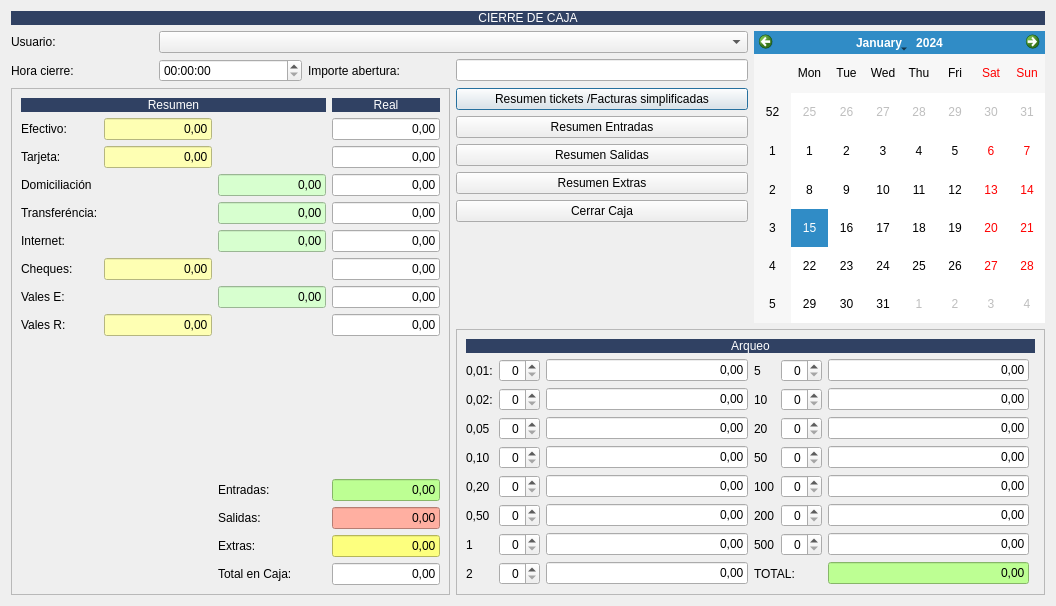
The window that TPV/frmcierrecaja.ui (arcnexus/RedFoX) describes before a commit, drawn with Qt 5.
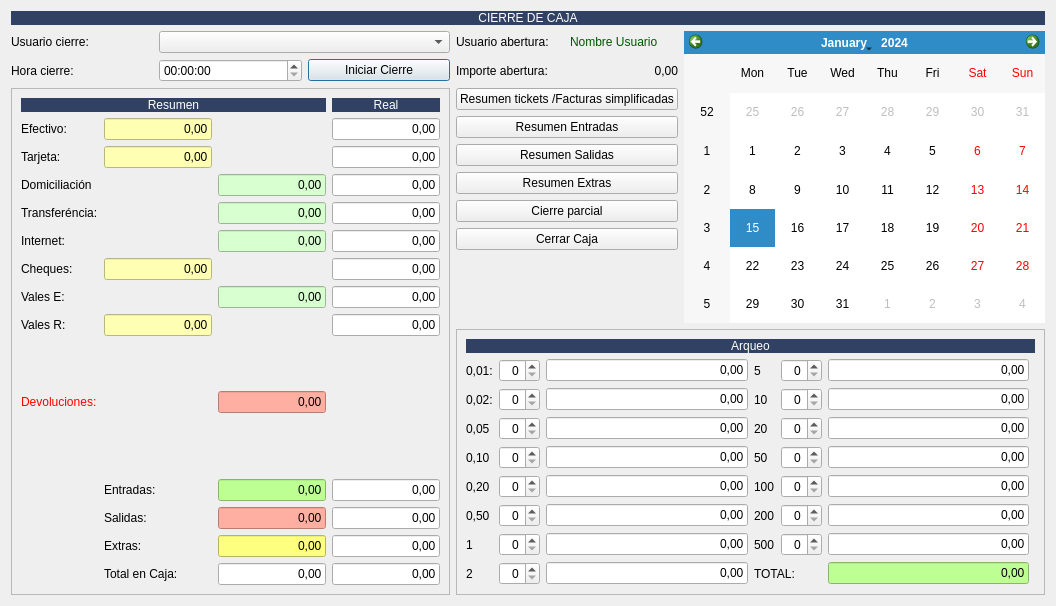
The same window after the commit. Icons and pictures are not drawn.

Patch:
```diff
--- a/TPV/frmcierrecaja.ui
+++ b/TPV/frmcierrecaja.ui
@@ -18,54 +18,17 @@
     <normaloff>:/Icons/PNG/redfox.png</normaloff>:/Icons/PNG/redfox.png</iconset>
   </property>
   <layout class="QGridLayout" name="gridLayout_4">
-   <item row="1" column="4" rowspan="8">
+   <item row="2" column="5" rowspan="9">
     <widget class="QCalendarWidget" name="calendarWidget"/>
    </item>
-   <item row="3" column="3">
-    <widget class="QPushButton" name="pushButton">
-     <property name="text">
-      <string>Resumen tickets /Facturas simplificadas</string>
-     </property>
-     <property name="icon">
-      <iconset resource="../maya.qrc">
-       <normaloff>:/Icons/PNG/impresora2.png</normaloff>:/Icons/PNG/impresora2.png</iconset>
-     </property>
-     <property name="iconSize">
-      <size>
-       <width>24</width>
-       <height>24</height>
-      </size>
-     </property>
-    </widget>
-   </item>
-   <item row="1" column="0">
+   <item row="2" column="0">
     <widget class="QLabel" name="label_2">
      <property name="text">
-      <string>Usuario:</string>
+      <string>Usuario cierre:</string>
      </property>
     </widget>
    </item>
-   <item row="7" column="3">
-    <widget class="QPushButton" name="pushButton_2">
-     <property name="text">
-      <string>Cerrar Caja</string>
-     </property>
-     <property name="icon">
-      <iconset resource="../maya.qrc">
-       <normaloff>:/Icons/PNG/cierecaja.png</normaloff>:/Icons/PNG/cierecaja.png</iconset>
-     </property>
-     <property name="iconSize">
-      <size>
-       <width>24</width>
-       <height>24</height>
-      </size>
-     </property>
-    </widget>
-   </item>
-   <item row="2" column="3">
-    <widget class="QLineEdit" name="lineEdit"/>
-   </item>
-   <item row="0" column="0" colspan="5">
+   <item row="0" column="0" colspan="6">
     <widget class="QLabel" name="label">
      <property name="styleSheet">
       <string notr="true">background-color: #304163;
@@ -79,44 +42,17 @@
      </property>
     </widget>
    </item>
-   <item row="1" column="1" colspan="3">
-    <widget class="QComboBox" name="comboBox"/>
+   <item row="3" column="1">
+    <widget class="QTimeEdit" name="txtFecha_cierre"/>
    </item>
-   <item row="2" column="1">
-    <widget class="QTimeEdit" name="timeEdit"/>
-   </item>
-   <item row="2" column="2">
-    <widget class="QLabel" name="label_4">
-     <property name="text">
-      <string>Importe abertura:</string>
-     </property>
-    </widget>
-   </item>
-   <item row="5" column="3">
-    <widget class="QPushButton" name="pushButton_4">
-     <property name="text">
-      <string>Resumen Salidas</string>
-     </property>
-     <property name="icon">
-      <iconset resource="../maya.qrc">
-       <normaloff>:/Icons/PNG/Previous.png</normaloff>:/Icons/PNG/Previous.png</iconset>
-     </property>
-     <property name="iconSize">
-      <size>
-       <width>24</width>
-       <height>24</height>
-      </size>
-     </property>
-    </widget>
-   </item>
-   <item row="2" column="0">
+   <item row="3" column="0">
     <widget class="QLabel" name="label_3">
      <property name="text">
       <string>Hora cierre:</string>
      </property>
     </widget>
    </item>
-   <item row="8" column="3">
+   <item row="10" column="4">
     <spacer name="verticalSpacer_2">
      <property name="orientation">
       <enum>Qt::Vertical</enum>
@@ -129,24 +65,17 @@
      </property>
     </spacer>
    </item>
-   <item row="4" column="3">
-    <widget class="QPushButton" name="pushButton_3">
+   <item row="3" column="4">
+    <widget class="QLabel" name="label_40">
      <property name="text">
-      <string>Resumen Entradas</string>
+      <string>0,00</string>
      </property>
-     <property name="icon">
-      <iconset resource="../maya.qrc">
-       <normaloff>:/Icons/PNG/Next.png</normaloff>:/Icons/PNG/Next.png</iconset>
-     </property>
-     <property name="iconSize">
-      <size>
-       <width>24</width>
-       <height>24</height>
-      </size>
+     <property name="alignment">
+      <set>Qt::AlignRight|Qt::AlignTrailing|Qt::AlignVCenter</set>
      </property>
     </widget>
    </item>
-   <item row="9" column="3" colspan="2">
+   <item row="11" column="3" colspan="3">
     <widget class="QFrame" name="frame">
      <property name="frameShape">
       <enum>QFrame::StyledPanel</enum>
@@ -562,7 +491,18 @@
      </layout>
     </widget>
    </item>
-   <item row="3" column="0" rowspan="7" colspan="3">
+   <item row="3" column="2">
+    <widget class="QPushButton" name="btnIniciar_cierre">
+     <property name="text">
+      <string>Iniciar Cierre</string>
+     </property>
+     <property name="icon">
+      <iconset resource="../maya.qrc">
+       <normaloff>:/Icons/PNG/inicio.png</normaloff>:/Icons/PNG/inicio.png</iconset>
+     </property>
+    </widget>
+   </item>
+   <item row="4" column="0" rowspan="8" colspan="3">
     <widget class="QFrame" name="frame_2">
      <property name="frameShape">
       <enum>QFrame::StyledPanel</enum>
@@ -571,13 +511,13 @@
       <enum>QFrame::Raised</enum>
      </property>
      <layout class="QGridLayout" name="gridLayout_2">
-      <item row="15" column="3">
-       <widget class="QLineEdit" name="lineEdit_25">
-        <property name="text">
-         <string>0,00</string>
+      <item row="10" column="0">
+       <widget class="QLabel" name="label_37">
+        <property name="styleSheet">
+         <string notr="true">color: rgb(255, 0, 0);</string>
         </property>
-        <property name="alignment">
-         <set>Qt::AlignRight|Qt::AlignTrailing|Qt::AlignVCenter</set>
+        <property name="text">
+         <string>Devoluciones:</string>
         </property>
        </widget>
       </item>
@@ -595,13 +535,6 @@
         </property>
        </widget>
       </item>
-      <item row="15" column="2">
-       <widget class="QLabel" name="label_30">
-        <property name="text">
-         <string>Total en Caja:</string>
-        </property>
-       </widget>
-      </item>
       <item row="3" column="0">
        <widget class="QLabel" name="label_24">
         <property name="text">
@@ -642,7 +575,7 @@
         </property>
        </widget>
       </item>
-      <item row="9" column="1">
+      <item row="11" column="1">
        <spacer name="verticalSpacer">
         <property name="orientation">
          <enum>Qt::Vertical</enum>
@@ -775,19 +708,6 @@
         </property>
        </widget>
       </item>
-      <item row="13" column="3">
-       <widget class="QLineEdit" name="lineEdit_24">
-        <property name="styleSheet">
-         <string notr="true">background-color: rgb(255, 175, 161);</string>
-        </property>
-        <property name="text">
-         <string>0,00</string>
-        </property>
-        <property name="alignment">
-         <set>Qt::AlignRight|Qt::AlignTrailing|Qt::AlignVCenter</set>
-        </property>
-       </widget>
-      </item>
       <item row="3" column="3">
        <widget class="QLineEdit" name="txt_r_Domiciliacion">
         <property name="text">
@@ -798,13 +718,6 @@
         </property>
        </widget>
       </item>
-      <item row="13" column="2">
-       <widget class="QLabel" name="label_29">
-        <property name="text">
-         <string>Salidas:</string>
-        </property>
-       </widget>
-      </item>
       <item row="1" column="3">
        <widget class="QLineEdit" name="txt_r_efectivo">
         <property name="text">
@@ -815,26 +728,6 @@
         </property>
        </widget>
       </item>
-      <item row="14" column="2">
-       <widget class="QLabel" name="label_32">
-        <property name="text">
-         <string>Extras:</string>
-        </property>
-       </widget>
-      </item>
-      <item row="14" column="3">
-       <widget class="QLineEdit" name="lineEdit_17">
-        <property name="styleSheet">
-         <string notr="true">background-color: rgb(253, 255, 126);</string>
-        </property>
-        <property name="text">
-         <string>0,00</string>
-        </property>
-        <property name="alignment">
-         <set>Qt::AlignRight|Qt::AlignTrailing|Qt::AlignVCenter</set>
-        </property>
-       </widget>
-      </item>
       <item row="5" column="3">
        <widget class="QLineEdit" name="txt_r_internet">
         <property name="text">
@@ -875,16 +768,6 @@
         </property>
        </widget>
       </item>
-      <item row="8" column="3">
-       <widget class="QLineEdit" name="txt_r_vales_recibidos">
-        <property name="text">
-         <string>0,00</string>
-        </property>
-        <property name="alignment">
-         <set>Qt::AlignRight|Qt::AlignTrailing|Qt::AlignVCenter</set>
-        </property>
-       </widget>
-      </item>
       <item row="4" column="0">
        <widget class="QLabel" name="label_34">
         <property name="text">
@@ -892,6 +775,16 @@
         </property>
        </widget>
       </item>
+      <item row="8" column="3">
+       <widget class="QLineEdit" name="txt_r_vales_recibidos">
+        <property name="text">
+         <string>0,00</string>
+        </property>
+        <property name="alignment">
+         <set>Qt::AlignRight|Qt::AlignTrailing|Qt::AlignVCenter</set>
+        </property>
+       </widget>
+      </item>
       <item row="4" column="2">
        <widget class="QLineEdit" name="txtTransferencia">
         <property name="styleSheet">
@@ -915,7 +808,33 @@
         </property>
        </widget>
       </item>
-      <item row="10" column="0" rowspan="6" colspan="2">
+      <item row="9" column="1">
+       <spacer name="verticalSpacer_3">
+        <property name="orientation">
+         <enum>Qt::Vertical</enum>
+        </property>
+        <property name="sizeHint" stdset="0">
+         <size>
+          <width>20</width>
+          <height>40</height>
+         </size>
+        </property>
+       </spacer>
+      </item>
+      <item row="10" column="2">
+       <widget class="QLineEdit" name="txtdevoluciones">
+        <property name="styleSheet">
+         <string notr="true">background-color: rgb(255, 175, 161);</string>
+        </property>
+        <property name="text">
+         <string>0,00</string>
+        </property>
+        <property name="alignment">
+         <set>Qt::AlignRight|Qt::AlignTrailing|Qt::AlignVCenter</set>
+        </property>
+       </widget>
+      </item>
+      <item row="12" column="0" rowspan="6">
        <widget class="QLabel" name="label_36">
         <property name="text">
          <string/>
@@ -925,30 +844,161 @@
         </property>
        </widget>
       </item>
-      <item row="12" column="3">
-       <widget class="QLineEdit" name="lineEdit_23">
-        <property name="styleSheet">
-         <string notr="true">background-color: rgb(189, 255, 147);</string>
-        </property>
-        <property name="text">
-         <string>0,00</string>
-        </property>
-        <property name="alignment">
-         <set>Qt::AlignRight|Qt::AlignTrailing|Qt::AlignVCenter</set>
-        </property>
-       </widget>
-      </item>
-      <item row="12" column="2">
+      <item row="14" column="1">
        <widget class="QLabel" name="label_28">
         <property name="text">
          <string>Entradas:</string>
         </property>
        </widget>
       </item>
+      <item row="15" column="1">
+       <widget class="QLabel" name="label_29">
+        <property name="text">
+         <string>Salidas:</string>
+        </property>
+       </widget>
+      </item>
+      <item row="16" column="1">
+       <widget class="QLabel" name="label_32">
+        <property name="text">
+         <string>Extras:</string>
+        </property>
+       </widget>
+      </item>
+      <item row="17" column="1">
+       <widget class="QLabel" name="label_30">
+        <property name="text">
+         <string>Total en Caja:</string>
+        </property>
+       </widget>
+      </item>
+      <item row="14" column="2">
+       <widget class="QLineEdit" name="txtEntradas">
+        <property name="styleSheet">
+         <string notr="true">background-color: rgb(189, 255, 147);</string>
+        </property>
+        <property name="text">
+         <string>0,00</string>
+        </property>
+        <property name="alignment">
+         <set>Qt::AlignRight|Qt::AlignTrailing|Qt::AlignVCenter</set>
+        </property>
+       </widget>
+      </item>
+      <item row="15" column="2">
+       <widget class="QLineEdit" name="txtSalidas">
+        <property name="styleSheet">
+         <string notr="true">background-color: rgb(255, 175, 161);</string>
+        </property>
+        <property name="text">
+         <string>0,00</string>
+        </property>
+        <property name="alignment">
+         <set>Qt::AlignRight|Qt::AlignTrailing|Qt::AlignVCenter</set>
+        </property>
+       </widget>
+      </item>
+      <item row="16" column="2">
+       <widget class="QLineEdit" name="txtExtras">
+        <property name="styleSheet">
+         <string notr="true">background-color: rgb(253, 255, 126);</string>
+        </property>
+        <property name="text">
+         <string>0,00</string>
+        </property>
+        <property name="alignment">
+         <set>Qt::AlignRight|Qt::AlignTrailing|Qt::AlignVCenter</set>
+        </property>
+       </widget>
+      </item>
+      <item row="17" column="2">
+       <widget class="QLineEdit" name="txtTotal_en_caja">
+        <property name="text">
+         <string>0,00</string>
+        </property>
+        <property name="alignment">
+         <set>Qt::AlignRight|Qt::AlignTrailing|Qt::AlignVCenter</set>
+        </property>
+       </widget>
+      </item>
+      <item row="14" column="3">
+       <widget class="QLineEdit" name="txt_r_entradas">
+        <property name="text">
+         <string>0,00</string>
+        </property>
+        <property name="alignment">
+         <set>Qt::AlignRight|Qt::AlignTrailing|Qt::AlignVCenter</set>
+        </property>
+       </widget>
+      </item>
+      <item row="15" column="3">
+       <widget class="QLineEdit" name="txt_r_salidas">
+        <property name="text">
+         <string>0,00</string>
+        </property>
+        <property name="alignment">
+         <set>Qt::AlignRight|Qt::AlignTrailing|Qt::AlignVCenter</set>
+        </property>
+       </widget>
+      </item>
+      <item row="16" column="3">
+       <widget class="QLineEdit" name="txt_r_Extras">
+        <property name="text">
+         <string>0,00</string>
+        </property>
+        <property name="alignment">
+         <set>Qt::AlignRight|Qt::AlignTrailing|Qt::AlignVCenter</set>
+        </property>
+       </widget>
+      </item>
+      <item row="17" column="3">
+       <widget class="QLineEdit" name="txt_r_total_en_caja">
+        <property name="text">
+         <string>0,00</string>
+        </property>
+        <property name="alignment">
+         <set>Qt::AlignRight|Qt::AlignTrailing|Qt::AlignVCenter</set>
+        </property>
+       </widget>
+      </item>
      </layout>
     </widget>
    </item>
-   <item row="6" column="3">
+   <item row="6" column="3" colspan="2">
+    <widget class="QPushButton" name="pushButton_4">
+     <property name="text">
+      <string>Resumen Salidas</string>
+     </property>
+     <property name="icon">
+      <iconset resource="../maya.qrc">
+       <normaloff>:/Icons/PNG/Previous.png</normaloff>:/Icons/PNG/Previous.png</iconset>
+     </property>
+     <property name="iconSize">
+      <size>
+       <width>24</width>
+       <height>24</height>
+      </size>
+     </property>
+    </widget>
+   </item>
+   <item row="4" column="3" colspan="2">
+    <widget class="QPushButton" name="pushButton">
+     <property name="text">
+      <string>Resumen tickets /Facturas simplificadas</string>
+     </property>
+     <property name="icon">
+      <iconset resource="../maya.qrc">
+       <normaloff>:/Icons/PNG/impresora2.png</normaloff>:/Icons/PNG/impresora2.png</iconset>
+     </property>
+     <property name="iconSize">
+      <size>
+       <width>24</width>
+       <height>24</height>
+      </size>
+     </property>
+    </widget>
+   </item>
+   <item row="7" column="3" colspan="2">
     <widget class="QPushButton" name="pushButton_5">
      <property name="text">
       <string>Resumen Extras</string>
@@ -965,6 +1015,78 @@
      </property>
     </widget>
    </item>
+   <item row="9" column="3" colspan="2">
+    <widget class="QPushButton" name="pushButton_2">
+     <property name="text">
+      <string>Cerrar Caja</string>
+     </property>
+     <property name="icon">
+      <iconset resource="../maya.qrc">
+       <normaloff>:/Icons/PNG/cierecaja.png</normaloff>:/Icons/PNG/cierecaja.png</iconset>
+     </property>
+     <property name="iconSize">
+      <size>
+       <width>24</width>
+       <height>24</height>
+      </size>
+     </property>
+    </widget>
+   </item>
+   <item row="2" column="1" colspan="2">
+    <widget class="QComboBox" name="cboUsuarioCierre"/>
+   </item>
+   <item row="2" column="4">
+    <widget class="QLabel" name="label_39">
+     <property name="styleSheet">
+      <string notr="true">color: rgb(0, 85, 0);</string>
+     </property>
+     <property name="text">
+      <string>Nombre Usuario</string>
+     </property>
+    </widget>
+   </item>
+   <item row="5" column="3" colspan="2">
+    <widget class="QPushButton" name="pushButton_3">
+     <property name="text">
+      <string>Resumen Entradas</string>
+     </property>
+     <property name="icon">
+      <iconset resource="../maya.qrc">
+       <normaloff>:/Icons/PNG/Next.png</normaloff>:/Icons/PNG/Next.png</iconset>
+     </property>
+     <property name="iconSize">
+      <size>
+       <width>24</width>
+       <height>24</height>
+      </size>
+     </property>
+    </widget>
+   </item>
+   <item row="2" column="3">
+    <widget class="QLabel" name="label_38">
+     <property name="text">
+      <string>Usuario abertura:</string>
+     </property>
+    </widget>
+   </item>
+   <item row="3" column="3">
+    <widget class="QLabel" name="label_4">
+     <property name="text">
+      <string>Importe abertura:</string>
+     </property>
+    </widget>
+   </item>
+   <item row="8" column="3" colspan="2">
+    <widget class="QPushButton" name="pushButton_7">
+     <property name="text">
+      <string>Cierre parcial</string>
+     </property>
+     <property name="icon">
+      <iconset resource="../maya.qrc">
+       <normaloff>:/Icons/PNG/open.png</normaloff>:/Icons/PNG/open.png</iconset>
+     </property>
+    </widget>
+   </item>
   </layout>
  </widget>
  <resources>
```
